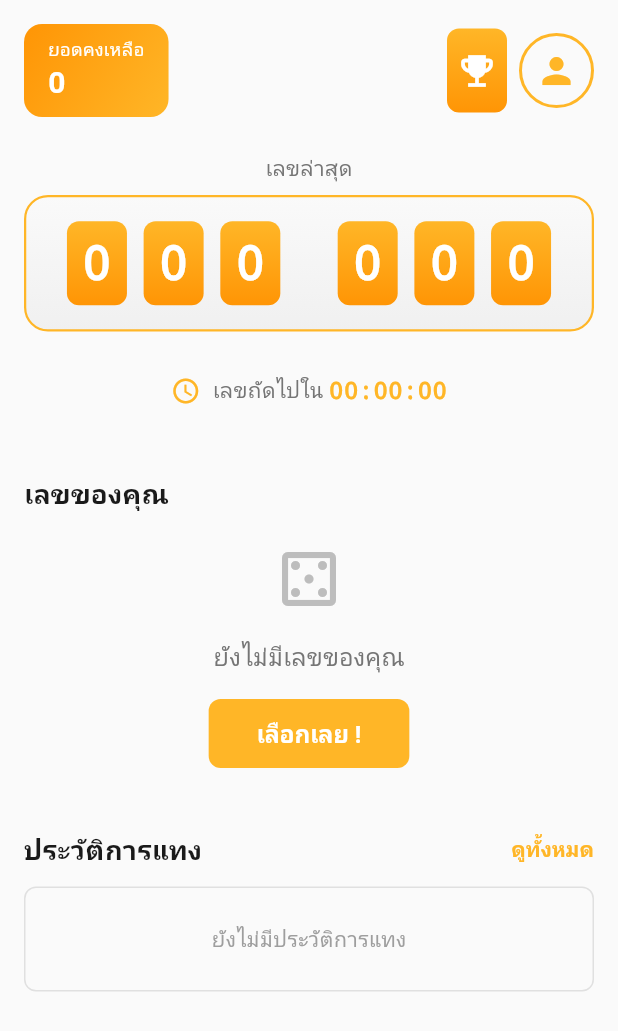
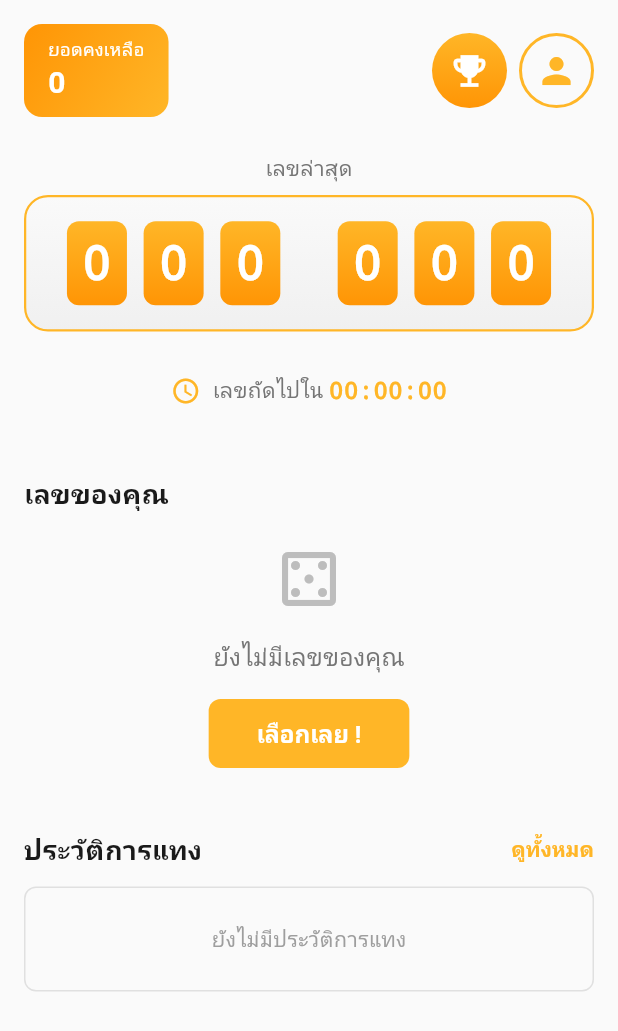
Before and after one commit to nabhon/lynx666, a Flutter app: the HomeScreen screen opened by its route, on a phone screen of 412 x 824 dp. Shown: the top 1031 px of the screen. Run offline on Flutter 3.47's test engine with Material 3 defaults, Android fonts, the phone set to English and light mode, and no system bars; our stand-ins replace flutter_dotenv, flutter_riverpod, go_router, google_fonts, image_picker, riverpod_annotation and 1 more; accounts and stored records are empty; generated files the repository leaves out were written again; Roboto replaces fonts that are missing (Kanit).

Commit message:
Update home_screen.dart

```diff
--- a/lib/presentation/screens/home/home_screen.dart
+++ b/lib/presentation/screens/home/home_screen.dart
@@ -132,15 +132,15 @@ class _HomeScreenState extends ConsumerState<HomeScreen> {
               GestureDetector(
                 onTap: () => context.goNamed('leaderboard'),
                 child: Container(
-                  width: 40,
-                  height: 56,
+                  width: 50,
+                  height: 50,
                   decoration: BoxDecoration(
                     gradient: const LinearGradient(
                       colors: [Color(0xFFFFB627), Color(0xFFFF9505)],
                       begin: Alignment.topCenter,
                       end: Alignment.bottomCenter,
                     ),
-                    borderRadius: BorderRadius.circular(8),
+                    shape: BoxShape.circle,
                   ),
                   child: const Icon(
                     Icons.emoji_events,
@@ -164,8 +164,8 @@ class _HomeScreenState extends ConsumerState<HomeScreen> {
             mainAxisSize: MainAxisSize.min,
             children: [
               SizedBox(
-                width: 40,
-                height: 56,
+                width: 50,
+                height: 50,
                 child: Icon(Icons.emoji_events, color: Colors.white),
               ),
               SizedBox(width: 8),
@@ -186,8 +186,8 @@ class _HomeScreenState extends ConsumerState<HomeScreen> {
             mainAxisSize: MainAxisSize.min,
             children: [
               SizedBox(
-                width: 40,
-                height: 56,
+                width: 50,
+                height: 50,
                 child: Icon(Icons.emoji_events, color: Colors.white),
               ),
               SizedBox(width: 8),
```
